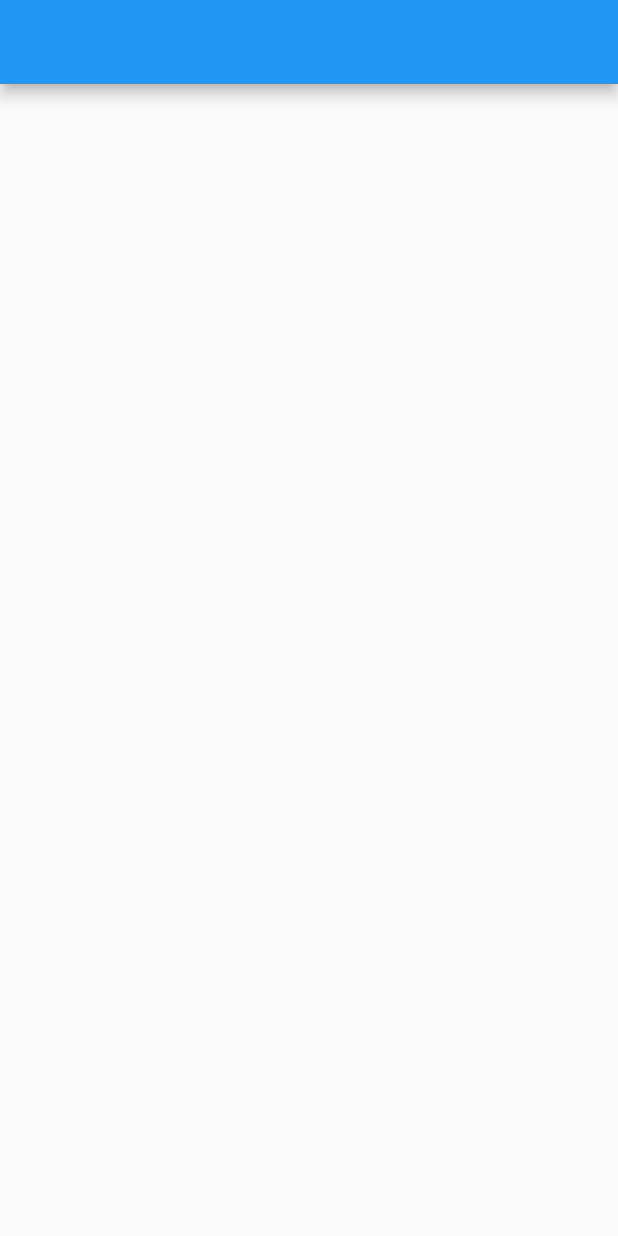
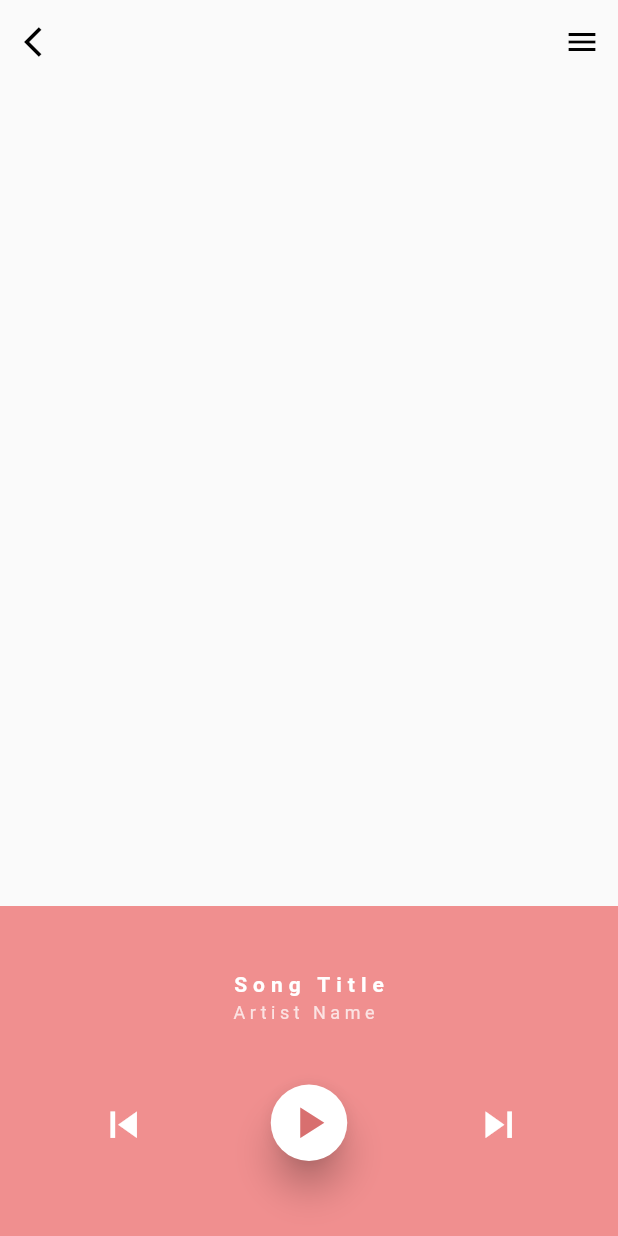
Before and after one commit to coka01/music_app, a Flutter app: the screen it shows after launch, on a phone screen of 412 x 824 dp. Run offline on Flutter 3.47's test engine with Material 2 defaults, Android fonts, the phone set to English and light mode, and no system bars.

Commit message:
Add title and artist and media button

```diff
--- a/lib/main.dart
+++ b/lib/main.dart
@@ -1,4 +1,5 @@
 import 'package:flutter/material.dart';
+import 'package:music_app/theme.dart';
 
 void main() => runApp(MyApp());
 
@@ -7,7 +8,8 @@ class MyApp extends StatelessWidget {
   @override
   Widget build(BuildContext context) {
     return MaterialApp(
-      title: 'Flutter Demo',
+      title: 'Music Player',
+      debugShowCheckedModeBanner: false,
       theme: ThemeData(
         primarySwatch: Colors.blue,
       ),
@@ -27,8 +29,135 @@ class _MyHomePageState extends State<MyHomePage> {
   Widget build(BuildContext context) {
     return Scaffold(
       appBar: AppBar(
+        backgroundColor: Colors.transparent,
+        elevation: 0.0,
+        leading: IconButton(
+          icon: Icon(Icons.arrow_back_ios),
+          color: Color(0xFF000000),
+          onPressed: () {},
+        ),
+        title: Text(""),
+        actions: <Widget>[
+          IconButton(
+            icon: Icon(Icons.menu),
+            color: Color(0xFF000000),
+            onPressed: () {},
+          )
+        ],
       ),
-      body: Container(),
+      body: SafeArea(
+          child: Column(
+            children: <Widget>[
+              /// Seek bar
+              Expanded(
+                child: Center(
+                  child: Container(
+                    width: 125.0,
+                    height: 125.0,
+                  ),
+                ),
+              ),
+
+              /// Visualizer
+              Container(
+                width:double.infinity,
+                height: 125.0,
+              ),
+
+              /// Song title, artist name, and controls
+
+              Container(
+                color: accentColor,
+                child: Padding(
+                  padding: const EdgeInsets.only(top: 40.0, bottom: 50.0),
+                  child: Column(
+                    children: <Widget>[
+                      RichText(
+                        text: TextSpan(
+                            text: "",
+                            children: [
+                              TextSpan(
+                                  text: "Song Title\n",
+                                  style: TextStyle(
+                                    color: Colors.white,
+                                    fontSize: 14.0,
+                                    fontWeight: FontWeight.bold,
+                                    letterSpacing: 4.0,
+                                    height: 1.5,
+                                  )
+                              ),
+                              TextSpan(
+                                  text: "Artist Name",
+                                  style: TextStyle(
+                                    color: Colors.white.withOpacity(0.75),
+                                    fontSize: 12.0,
+                                    letterSpacing: 3.0,
+                                    height: 1.5,
+                                  )
+                              )
+                            ]
+                        ),
+                      ),
+
+                      Padding(
+                        padding: const EdgeInsets.only(top: 40.0),
+                        child: Row(
+                          children: <Widget>[
+                            Expanded(child: Container(),),
+                            IconButton(
+                              icon: Icon(
+                                Icons.skip_previous,
+                                color: Colors.white,
+                                size: 35.0,
+                              ),
+                              onPressed: () {
+                                // TODO
+                              },
+                            ),
+
+                            Expanded(child: Container(),),
+                            RawMaterialButton(
+                              shape: CircleBorder(),
+                              fillColor: Colors.white,
+                              splashColor: lightAccentColor,
+                              highlightColor: lightAccentColor.withOpacity(0.5),
+                              elevation: 10.0,
+                              highlightElevation: 5.0,
+                              onPressed: () {
+                                // TODO:
+                              },
+                              child: Padding(
+                                padding: const EdgeInsets.all(8.0),
+                                child: Icon(
+                                  Icons.play_arrow,
+                                  color: darkAccentColor,
+                                    size: 35.0,
+                                ),
+                              ),
+                            ),
+
+                            Expanded(child: Container(),),
+                            IconButton(
+                              icon: Icon(
+                                Icons.skip_next,
+                                color: Colors.white,
+                                size: 35.0,
+                              ),
+                              onPressed: () {
+                                // TODO
+                              },),
+
+                            Expanded(child: Container(),),
+                          ],
+                        ),
+                      )
+                    ],
+                  ),
+                ),
+              )
+            ],
+          ),
+      ),
     );
   }
 }
--- /dev/null
+++ b/lib/theme.dart
@@ -0,0 +1,7 @@
+
+
+import 'package:flutter/material.dart';
+
+const Color accentColor = const Color(0xFFf08f8f);
+const Color lightAccentColor = const Color(0xFFFFAFAF);
+const Color darkAccentColor = const Color(0xFFD86F6F);
```
Also changed, not shown: 1 other file.
